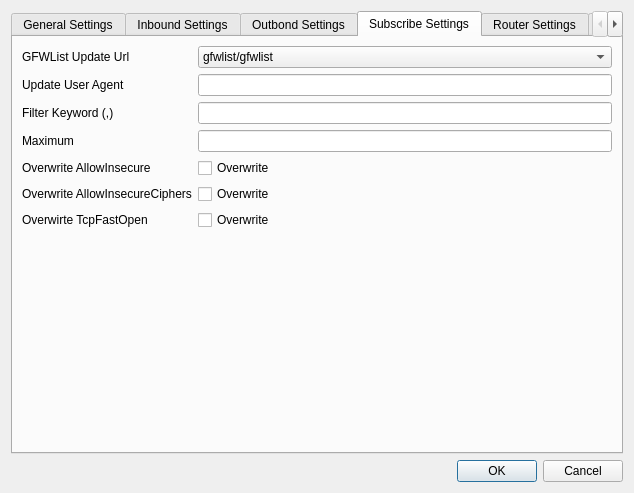
First picture: the form in ui/settingsdialog.ui, repository Trojan-Qt5/Trojan-Qt5, before the edit.
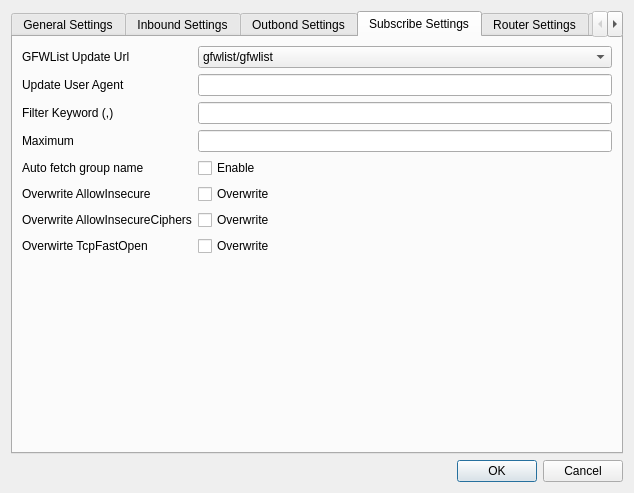
Second picture: the form after the edit. The open tabs and pages were chosen to show the change.

```diff
--- a/ui/settingsdialog.ui
+++ b/ui/settingsdialog.ui
@@ -578,48 +578,62 @@
          <item row="3" column="1">
           <widget class="QLineEdit" name="maximumSubscribe"/>
          </item>
-         <item row="4" column="0">
+         <item row="5" column="0">
           <widget class="QLabel" name="label_5">
            <property name="text">
             <string>Overwrite AllowInsecure</string>
            </property>
           </widget>
          </item>
-         <item row="4" column="1">
+         <item row="5" column="1">
           <widget class="QCheckBox" name="overwriteAllowInsecureCB">
            <property name="text">
             <string>Overwrite</string>
            </property>
           </widget>
          </item>
-         <item row="5" column="0">
+         <item row="6" column="0">
           <widget class="QLabel" name="label_6">
            <property name="text">
             <string>Overwrite AllowInsecureCiphers</string>
            </property>
           </widget>
          </item>
-         <item row="5" column="1">
+         <item row="6" column="1">
           <widget class="QCheckBox" name="overwriteAllowInsecureCiphersCB">
            <property name="text">
             <string>Overwrite</string>
            </property>
           </widget>
          </item>
-         <item row="6" column="0">
+         <item row="7" column="0">
           <widget class="QLabel" name="label_7">
            <property name="text">
             <string>Overwirte TcpFastOpen</string>
            </property>
           </widget>
          </item>
-         <item row="6" column="1">
+         <item row="7" column="1">
           <widget class="QCheckBox" name="overwriteTcpFastOpenCB">
            <property name="text">
             <string>Overwrite</string>
            </property>
           </widget>
          </item>
+         <item row="4" column="0">
+          <widget class="QLabel" name="label_9">
+           <property name="text">
+            <string>Auto fetch group name</string>
+           </property>
+          </widget>
+         </item>
+         <item row="4" column="1">
+          <widget class="QCheckBox" name="autoFetchGroupnameCB">
+           <property name="text">
+            <string>Enable</string>
+           </property>
+          </widget>
+         </item>
         </layout>
        </item>
       </layout>
```
Left out of the diff: 14 changed lines with no effect on the pictures.
